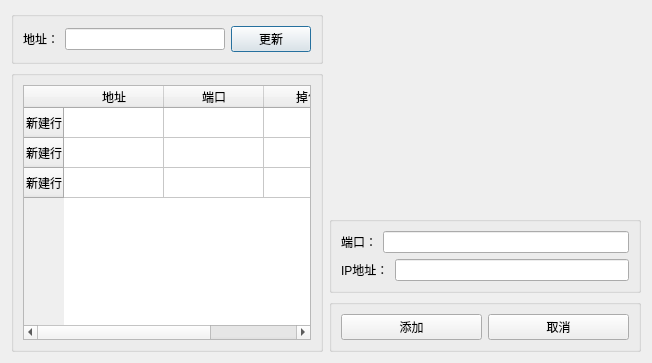
Qt form gui/uitemplate/proxymanagedlg.ui (crazypoo/geniusbar-reserver) before a commit.
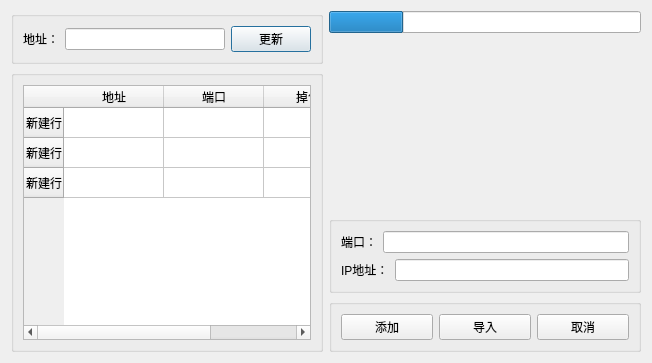
The same form after that commit.

Patch:
```diff
--- a/gui/uitemplate/proxymanagedlg.ui
+++ b/gui/uitemplate/proxymanagedlg.ui
@@ -95,6 +95,16 @@
      </item>
      <item>
       <layout class="QVBoxLayout" name="verticalLayout_7">
+       <item>
+        <widget class="QProgressBar" name="progressBar">
+         <property name="value">
+          <number>24</number>
+         </property>
+         <property name="textVisible">
+          <bool>false</bool>
+         </property>
+        </widget>
+       </item>
        <item>
         <spacer name="verticalSpacer">
          <property name="orientation">
@@ -166,6 +176,13 @@
                 </property>
                </widget>
               </item>
+              <item>
+               <widget class="QPushButton" name="pBImport">
+                <property name="text">
+                 <string>导入</string>
+                </property>
+               </widget>
+              </item>
               <item>
                <widget class="QPushButton" name="pushButton_3">
                 <property name="text">
```
Left out of the diff: 26 changed lines with no effect on the pictures.
